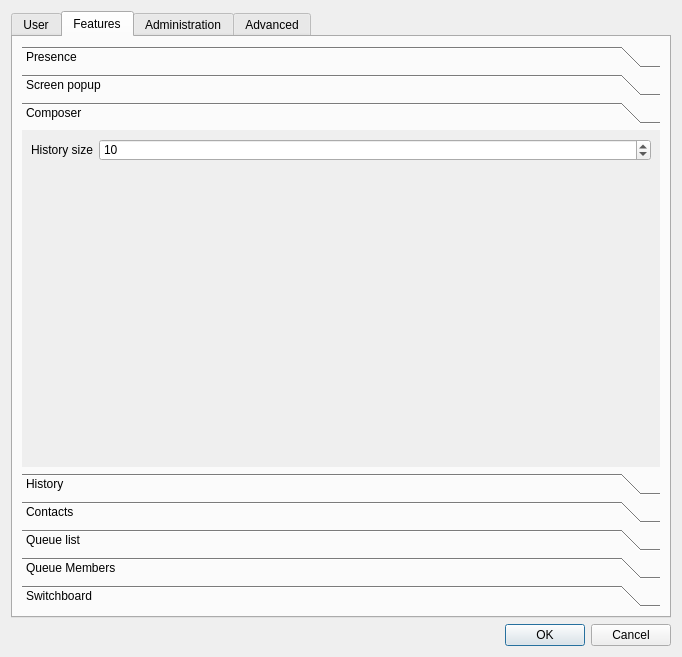
Old version of the form xivoclient/src/config_widget/config_widget.ui in the repository wazo-platform/wazo-client-qt.
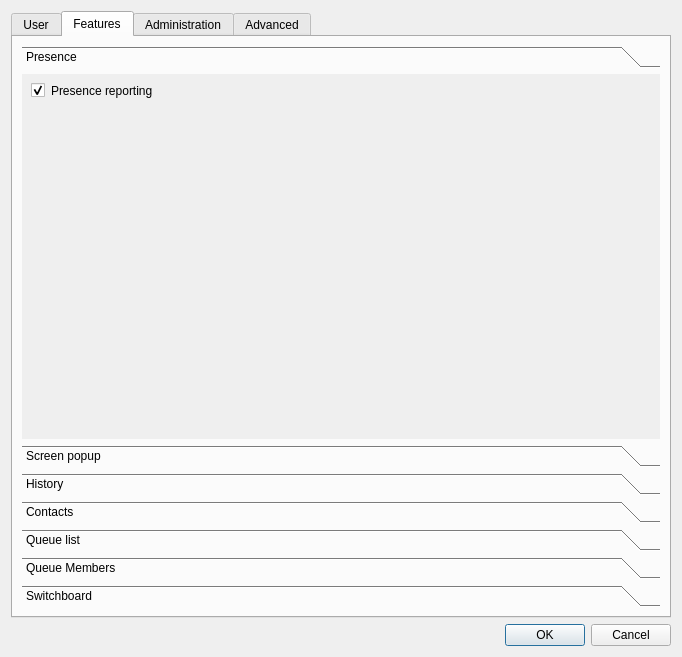
New version of the form. The open tabs and pages were chosen to show the change. Icons and pictures are not drawn.

Commit message: remove Composer configuration

```diff
--- a/xivoclient/src/config_widget/config_widget.ui
+++ b/xivoclient/src/config_widget/config_widget.ui
@@ -337,38 +337,6 @@
            </item>
           </layout>
          </widget>
-         <widget class="QWidget" name="composer">
-          <property name="geometry">
-           <rect>
-            <x>0</x>
-            <y>0</y>
-            <width>147</width>
-            <height>43</height>
-           </rect>
-          </property>
-          <attribute name="label">
-           <string>Composer</string>
-          </attribute>
-          <layout class="QFormLayout" name="formLayout_11">
-           <item row="0" column="0">
-            <widget class="QLabel" name="composer_history_size_label">
-             <property name="text">
-              <string>History size</string>
-             </property>
-            </widget>
-           </item>
-           <item row="0" column="1">
-            <widget class="QSpinBox" name="composer_history_size">
-             <property name="minimum">
-              <number>1</number>
-             </property>
-             <property name="value">
-              <number>10</number>
-             </property>
-            </widget>
-           </item>
-          </layout>
-         </widget>
          <widget class="QWidget" name="history">
           <property name="geometry">
            <rect>
```
The commit also changes 2 other files.
